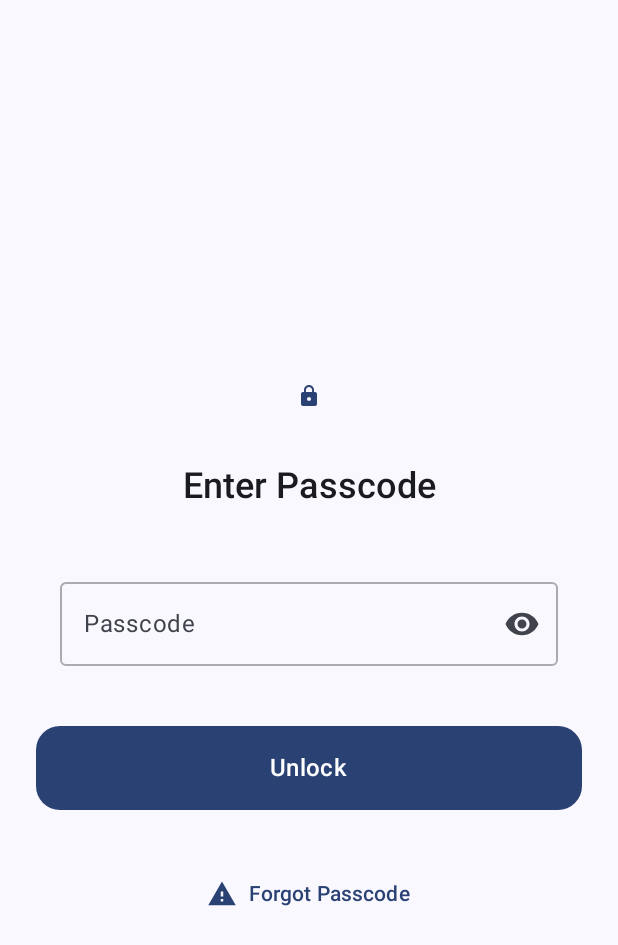
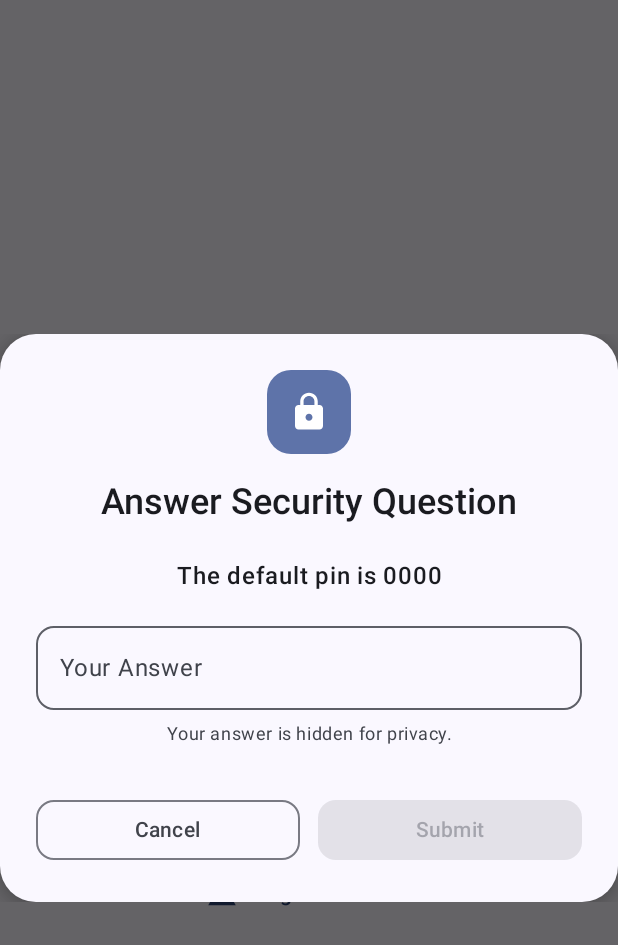
Before and after one commit to nethical6/LockLock, an Android app built with Jetpack Compose: the AppLockActivity screen opened directly, with no data from a screen before it, after a tap on "Forgot Passcode", on a phone screen of 412 x 824 dp. Shown: the top 945 px of the screen. Run offline under Robolectric (Android 15) with nearby library versions, the phone set to English and light mode, and no system bars; 2 statements that could not run were skipped.

Commit message:
add stuff

```diff
--- /dev/null
+++ b/app/src/main/java/nethical/locklock/screens/AnswerSecurityQuestion.kt
@@ -0,0 +1,167 @@
+package nethical.locklock.screens
+
+import androidx.compose.foundation.layout.Arrangement
+import androidx.compose.foundation.layout.Box
+import androidx.compose.foundation.layout.Column
+import androidx.compose.foundation.layout.Row
+import androidx.compose.foundation.layout.Spacer
+import androidx.compose.foundation.layout.fillMaxWidth
+import androidx.compose.foundation.layout.height
+import androidx.compose.foundation.layout.padding
+import androidx.compose.foundation.layout.size
+import androidx.compose.foundation.layout.wrapContentHeight
+import androidx.compose.foundation.rememberScrollState
+import androidx.compose.foundation.shape.RoundedCornerShape
+import androidx.compose.foundation.verticalScroll
+import androidx.compose.material.icons.Icons
+import androidx.compose.material.icons.filled.Lock
+import androidx.compose.material3.Button
+import androidx.compose.material3.Card
+import androidx.compose.material3.CardDefaults
+import androidx.compose.material3.Icon
+import androidx.compose.material3.MaterialTheme
+import androidx.compose.material3.OutlinedButton
+import androidx.compose.material3.OutlinedTextField
+import androidx.compose.material3.OutlinedTextFieldDefaults
+import androidx.compose.material3.Surface
+import androidx.compose.material3.Text
+import androidx.compose.runtime.Composable
+import androidx.compose.runtime.getValue
+import androidx.compose.runtime.mutableStateOf
+import androidx.compose.runtime.remember
+import androidx.compose.runtime.setValue
+import androidx.compose.ui.Alignment
+import androidx.compose.ui.Modifier
+import androidx.compose.ui.text.font.FontWeight
+import androidx.compose.ui.text.input.PasswordVisualTransformation
+import androidx.compose.ui.text.style.TextAlign
+import androidx.compose.ui.unit.dp
+import androidx.compose.ui.window.Dialog
+
+@Composable
+fun AnswerSecurityQuestionDialog(
+    question: String,
+    onDismiss: () -> Unit = {},
+    onConfirm: (answer: String) -> Unit = {}
+) {
+    var answer by remember { mutableStateOf("") }
+
+    Dialog(onDismissRequest = onDismiss) {
+        Card(
+            modifier = Modifier
+                .fillMaxWidth()
+                .wrapContentHeight(),
+            shape = RoundedCornerShape(24.dp),
+            colors = CardDefaults.cardColors(
+                containerColor = MaterialTheme.colorScheme.surface
+            ),
+            elevation = CardDefaults.cardElevation(defaultElevation = 6.dp)
+        ) {
+            Column(
+                modifier = Modifier
+                    .fillMaxWidth()
+                    .padding(24.dp)
+                    .verticalScroll(rememberScrollState()),
+                horizontalAlignment = Alignment.CenterHorizontally
+            ) {
+                // Header Icon
+                Surface(
+                    modifier = Modifier.size(56.dp),
+                    shape = RoundedCornerShape(16.dp),
+                    color = MaterialTheme.colorScheme.primaryContainer
+                ) {
+                    Box(contentAlignment = Alignment.Center) {
+                        Icon(
+                            imageVector = Icons.Default.Lock,
+                            contentDescription = null,
+                            modifier = Modifier.size(28.dp),
+                            tint = MaterialTheme.colorScheme.onPrimaryContainer
+                        )
+                    }
+                }
+
+                Spacer(modifier = Modifier.height(16.dp))
+
+                // Title
+                Text(
+                    text = "Answer Security Question",
+                    style = MaterialTheme.typography.headlineSmall,
+                    fontWeight = FontWeight.SemiBold,
+                    textAlign = TextAlign.Center,
+                    color = MaterialTheme.colorScheme.onSurface
+                )
+
+                Spacer(modifier = Modifier.height(24.dp))
+
+                // Security Question
+                Text(
+                    text = question,
+                    style = MaterialTheme.typography.bodyLarge.copy(fontWeight = FontWeight.Medium),
+                    textAlign = TextAlign.Center,
+                    color = MaterialTheme.colorScheme.onSurface,
+                    modifier = Modifier.fillMaxWidth()
+                )
+
+                Spacer(modifier = Modifier.height(16.dp))
+
+                // Answer Input
+                OutlinedTextField(
+                    value = answer,
+                    onValueChange = { answer = it },
+                    label = { Text("Your Answer") },
+                    placeholder = { Text("Enter your answer") },
+                    visualTransformation = PasswordVisualTransformation(),
+                    colors = OutlinedTextFieldDefaults.colors(
+                        focusedBorderColor = MaterialTheme.colorScheme.primary,
+                        unfocusedBorderColor = MaterialTheme.colorScheme.outline
+                    ),
+                    shape = RoundedCornerShape(12.dp),
+                    modifier = Modifier.fillMaxWidth()
+                )
+
+                Spacer(modifier = Modifier.height(8.dp))
+
+                Text(
+                    text = "Your answer is hidden for privacy.",
+                    style = MaterialTheme.typography.bodySmall,
+                    textAlign = TextAlign.Center,
+                    color = MaterialTheme.colorScheme.onSurfaceVariant,
+                    modifier = Modifier.fillMaxWidth()
+                )
+
+                Spacer(modifier = Modifier.height(32.dp))
+
+                // Buttons
+                Row(
+                    modifier = Modifier.fillMaxWidth(),
+                    horizontalArrangement = Arrangement.spacedBy(12.dp)
+                ) {
+                    OutlinedButton(
+                        onClick = onDismiss,
+                        modifier = Modifier.weight(1f),
+                        shape = RoundedCornerShape(12.dp)
+                    ) {
+                        Text(
+                            text = "Cancel",
+                            style = MaterialTheme.typography.labelLarge,
+                            fontWeight = FontWeight.Medium
+                        )
+                    }
+
+                    Button(
+                        onClick = { onConfirm(answer) },
+                        enabled = answer.isNotBlank(),
+                        modifier = Modifier.weight(1f),
+                        shape = RoundedCornerShape(12.dp)
+                    ) {
+                        Text(
+                            text = "Submit",
+                            style = MaterialTheme.typography.labelLarge,
+                            fontWeight = FontWeight.Medium
+                        )
+                    }
+                }
+            }
+        }
+    }
+}
--- a/app/src/main/java/nethical/locklock/screens/LockScreen.kt
+++ b/app/src/main/java/nethical/locklock/screens/LockScreen.kt
@@ -1,9 +1,7 @@
 @file:OptIn(ExperimentalMaterial3Api::class)
 package nethical.locklock.screens
 
-import android.R.attr.text
 import android.content.Context.MODE_PRIVATE
-import android.os.SystemClock
 import android.util.Log
 import android.widget.Toast
 import androidx.compose.foundation.Image
@@ -21,7 +19,6 @@ import androidx.compose.ui.Modifier
 import androidx.compose.ui.focus.FocusRequester
 import androidx.compose.ui.focus.focusRequester
 import androidx.compose.ui.platform.LocalContext
-import androidx.compose.ui.platform.LocalSoftwareKeyboardController
 import androidx.compose.ui.res.painterResource
 import androidx.compose.ui.text.font.FontWeight
 import androidx.compose.ui.text.input.ImeAction
@@ -35,8 +32,6 @@ import nethical.locklock.R
 import nethical.locklock.data.AppInfo
 import nethical.locklock.utils.loadAppInfo
 import androidx.core.content.edit
-import kotlin.time.Duration.Companion.minutes
-import kotlin.time.Duration.Companion.seconds
 
 enum class ChangePinStep {
                          INCORRECT,
@@ -71,6 +66,7 @@ fun LockScreen(
     var attempts by remember { mutableLongStateOf(0L) }
     var cooldownRemaining by remember { mutableStateOf(0L) }
 
+    var isSecurityQuestionDialogVisible by remember { mutableStateOf(false) }
     // Auto-focus effect
     LaunchedEffect(Unit) {
         isVisible = true
@@ -185,6 +181,47 @@ fun LockScreen(
             passcode.value = ""
         }
     }
+
+    if(isSecurityQuestionDialogVisible){
+        AnswerSecurityQuestionDialog(
+            question = currentPinSp.getString("recovery_question","The default pin is 0000").toString(),
+            onDismiss = {
+                isSecurityQuestionDialogVisible = false
+            },
+            onConfirm = { answer ->
+                val correctA = currentPinSp.getString("recovery_answer", "")
+
+                val now = System.currentTimeMillis()
+                val failedAttempts = currentPinSp.getInt("sq_failed_attempts", 0)
+
+                if ( answer.trim() == correctA) {
+                    // Success
+                    currentPinSp.edit { remove("sq_failed_attempts").remove("sq_cooldown_end") }
+                    Toast.makeText(context, "Your pin is $currentPin", Toast.LENGTH_SHORT).show()
+                } else {
+                    val newFails = failedAttempts + 1
+                    val cooldown = if (newFails >= 3) newFails * 30 * 1000L else 0L // 30s × attempts
+
+                    currentPinSp.edit(commit = true) {
+                        putInt("sq_failed_attempts", newFails)
+                        if (cooldown > 0) {
+                            putLong("sq_cooldown_end", now + cooldown)
+                        }
+                    }
+
+                    Toast.makeText(
+                        context,
+                        if (cooldown > 0) "Too many attempts. Try again in ${cooldown / 1000}s"
+                        else "Incorrect answer. Attempt $newFails",
+                        Toast.LENGTH_SHORT
+                    ).show()
+                }
+                isSecurityQuestionDialogVisible = false
+
+            }
+        )
+    }
+
     Box(
         modifier = Modifier
             .fillMaxSize()
@@ -196,7 +233,9 @@ fun LockScreen(
             horizontalAlignment = Alignment.CenterHorizontally,
             verticalArrangement = Arrangement.Center
         ) {
+
             Spacer(modifier = Modifier.height(48.dp))
+
 
             // Lock Icon
 
@@ -262,10 +301,9 @@ fun LockScreen(
                     color = MaterialTheme.colorScheme.onSurface,
                 )
 
+                if(pinChangeStep != ChangePinStep.INCORRECT) {
                     Spacer(modifier = Modifier.height(24.dp))
-
                     // Passcode Input
-
                     OutlinedTextField(
                         value = passcode.value,
                         onValueChange = { if (it.length <= 6) passcode.value = it },
@@ -300,6 +338,7 @@ fun LockScreen(
                             unfocusedBorderColor = MaterialTheme.colorScheme.outline.copy(alpha = 0.5f)
                         )
                     )
+                }
                 Spacer(modifier = Modifier.height(24.dp))
 
                 // Submit Button
@@ -314,17 +353,21 @@ fun LockScreen(
                     )
                 ) {
                     Text(
-                        text = if (isChangePin) "Set" else "Unlock",
+                        text = if (isChangePin) {
+                            if(pinChangeStep == ChangePinStep.INCORRECT) "Try Again" else "Set Pin"
+                        } else
+                            "Unlock",
                         style = MaterialTheme.typography.titleMedium.copy(
                             fontWeight = FontWeight.SemiBold
                         )
                     )
                 }
 
+
+                if(!isChangePin){
                     Spacer(modifier = Modifier.height(32.dp))
-
                     TextButton(
-                    onClick = { /* Handle biometric */ },
+                        onClick = { isSecurityQuestionDialogVisible = true },
                     ) {
                         Icon(
                             imageVector = Icons.Default.Warning,
@@ -338,6 +381,8 @@ fun LockScreen(
                         )
                     }
                 }
+
             }
         }
     }
+}
--- a/app/src/main/java/nethical/locklock/screens/SettingsDialog.kt
+++ b/app/src/main/java/nethical/locklock/screens/SettingsDialog.kt
@@ -67,10 +67,15 @@ fun SettingsDialog(
     fun onDismiss() {
         isVisible.value = false
     }
-    var enableAntiUninstall by remember { mutableStateOf(true) }
+    var enableAntiUninstall by remember { mutableStateOf(false) }
+    val additionalInfoSp = context.getSharedPreferences("additional_info",Context.MODE_PRIVATE)
+
+    LaunchedEffect(Unit) {
+        val additionalInfoSp = context.getSharedPreferences("additional_info",Context.MODE_PRIVATE)
+        enableAntiUninstall = additionalInfoSp.getBoolean("is_anti_uninstall",false)
+    }
 
     LaunchedEffect(enableAntiUninstall) {
-        val additionalInfoSp = context.getSharedPreferences("additional_info",Context.MODE_PRIVATE)
         additionalInfoSp.edit(commit = true) {
             putBoolean(
                 "is_anti_uninstall",
@@ -201,7 +206,7 @@ fun SettingsDialog(
                             shape = RoundedCornerShape(12.dp)
                         ) {
                             Text(
-                                text = "Save",
+                                text = "Done",
                                 style = MaterialTheme.typography.labelLarge
                             )
                         }
--- a/app/src/main/java/nethical/locklock/services/AppLockerService.kt
+++ b/app/src/main/java/nethical/locklock/services/AppLockerService.kt
@@ -22,7 +22,7 @@ const val INTENT_ACTION_APP_UNLOCKED = "nethical.locklock.UNLOCKED"
 val ANTI_UNINSTALL_KEYWORDS = hashSetOf<String>("uninstall","forcestop","security","privacy","shortcut","locklocktscreen","admin")
 object AppLockerInfo {
     var lockedApps = hashSetOf<String>()
-    var isAntiUninstallOn = true
+    var isAntiUninstallOn = false
 }
 
 
```
Also changed, not shown: app/src/main/java/nethical/locklock/screens/onboard/SetupSecurityQuestionDialog.kt (renamed from app/src/main/java/nethical/locklock/screens/onboard/SecurityQuestionDialog.kt). Lines whose indentation alone changed are shown as unchanged.
